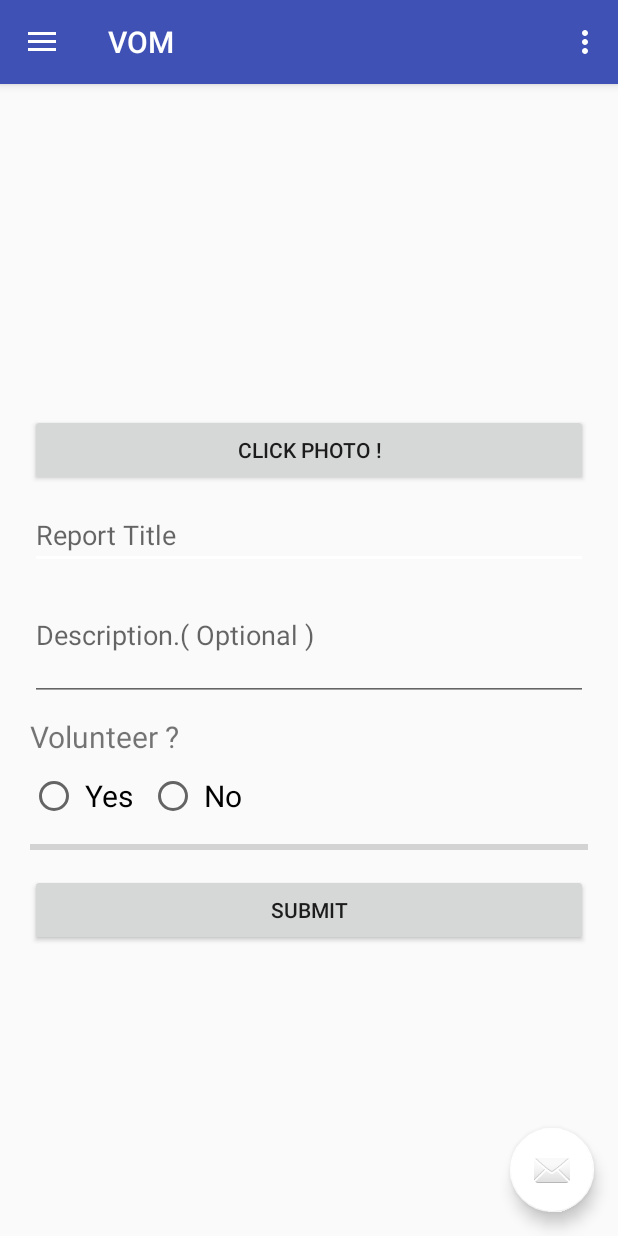
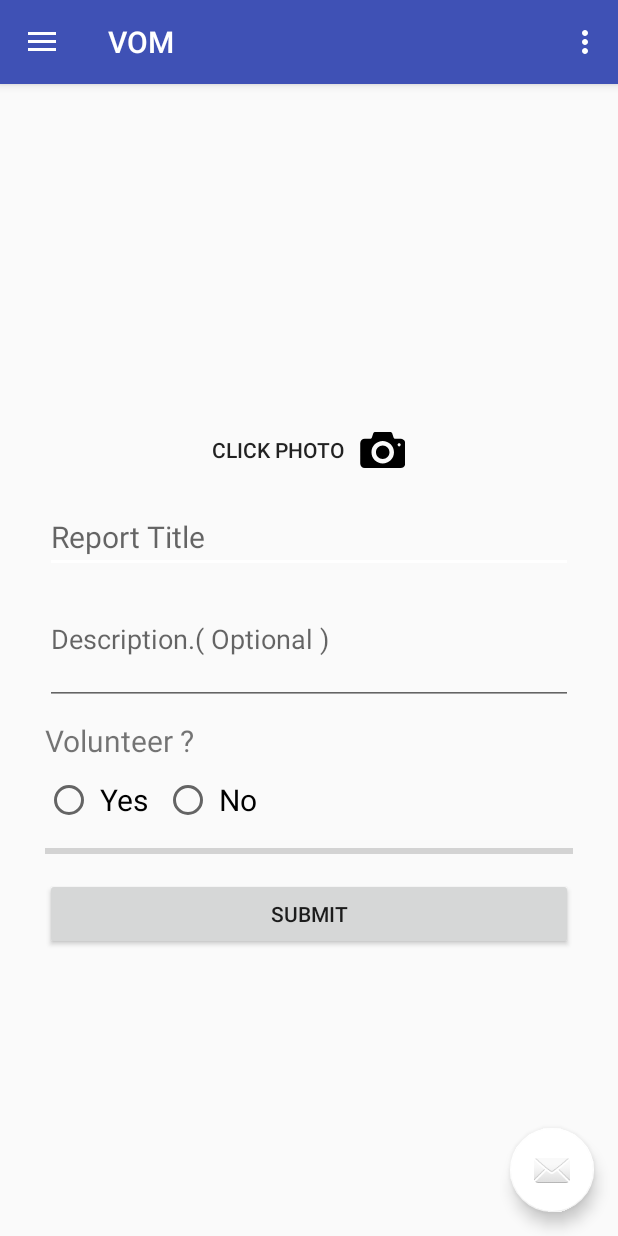
Before and after one commit to KJSCEhack/CodeZilla, an Android app: the screen it shows after launch once a user with an empty profile is signed in (MainActivity), in the side drawer, after a tap on "FAQ", on a phone screen of 412 x 824 dp. Run offline under Robolectric (Android 15) with nearby library versions, the phone set to English and light mode, and no system bars; our stand-ins replace Firebase (no records; nobody signed in at launch, a user with empty details on screens opened directly), Picasso; libraries missing offline, so code that uses them is left out: com.bugsee.library; pictures from the network do not load; 2 statements that could not run were skipped.

Commit message:
ui of other activities

```diff
--- /dev/null
+++ b/android/app/src/main/res/drawable/ic_photo_camera.xml
@@ -0,0 +1,4 @@
+<vector android:height="24dp" android:viewportHeight="80"
+    android:viewportWidth="100" android:width="30dp" xmlns:android="http://schemas.android.com/apk/res/android">
+    <path android:fillColor="#000" android:name="Forma 1" android:pathData="m50.5 30c-8.29 0 -15 6.72 -15 15c0 8.29 6.71 15 15 15c8.28 0 15 -6.71 15 -15c0 -8.28 -6.72 -15 -15 -15zm40 -15h-12c-1.65 0 -3.43 -1.28 -3.95 -2.85l-3.1 -9.31c-0.52 -1.56 -2.3 -2.84 -3.95 -2.84h-34c-1.65 0 -3.43 1.28 -3.95 2.85l-3.1 9.31c-0.52 1.56 -2.3 2.84 -3.95 2.84h-12c-5.5 0 -10 4.5 -10 10v45c0 5.5 4.5 10 10 10h80c5.5 0 10 -4.5 10 -10v-45c0 -5.5 -4.5 -10 -10 -10zm-40 55c-13.81 0 -25 -11.19 -25 -25c0 -13.81 11.19 -25 25 -25c13.8 0 25 11.19 25 25c0 13.81 -11.2 25 -25 25zm36.5 -38.01c-1.93 0 -3.5 -1.57 -3.5 -3.5c0 -1.93 1.57 -3.5 3.5 -3.5c1.93 0 3.5 1.57 3.5 3.5c0 1.93 -1.57 3.5 -3.5 3.5z"/>
+</vector>
--- a/android/app/src/main/res/layout/list_your_reports.xml
+++ b/android/app/src/main/res/layout/list_your_reports.xml
@@ -29,9 +29,10 @@
             android:layout_height="wrap_content">
             <TextView
                 android:id="@+id/category"
-                android:layout_width="wrap_content"
+                android:layout_width="match_parent"
                 android:layout_height="wrap_content"
-                android:text="Category"
+                android:text="Topic"
+                android:gravity="center"
                 android:textSize="20sp"/>
         </LinearLayout>
     </LinearLayout>
--- a/android/app/src/main/res/layout/locationreports.xml
+++ b/android/app/src/main/res/layout/locationreports.xml
@@ -11,8 +11,7 @@
         android:id="@+id/map"
         tools:context=".MapsActivity"
         android:name="com.google.android.gms.maps.SupportMapFragment" />
-    android:layout_height="wrap_content"
-    android:text="Location Reports"/>
+
 
     <android.support.v7.widget.RecyclerView
         android:id="@+id/location_reports_recyclerview"
--- a/android/app/src/main/res/layout/newreports.xml
+++ b/android/app/src/main/res/layout/newreports.xml
@@ -1,7 +1,9 @@
 <?xml version="1.0" encoding="utf-8"?>
 <ScrollView xmlns:android="http://schemas.android.com/apk/res/android"
     android:layout_width="match_parent"
-    android:layout_height="match_parent">
+    android:layout_height="match_parent"
+    android:layout_marginLeft="10dp"
+    android:layout_marginRight="10dp">
 
     <LinearLayout xmlns:android="http://schemas.android.com/apk/res/android"
         android:layout_width="match_parent"
@@ -16,16 +18,22 @@
             android:layout_height="200dp" />
         <Button
             android:id="@+id/browse_button"
-            android:layout_width="match_parent"
+            android:layout_width="wrap_content"
             android:layout_height="wrap_content"
-            android:text="Click Photo !" />
+            android:text="Click Photo"
+            style="@style/flatbutton"
+            android:gravity="center"
+            android:drawablePadding="10dp"
+            android:layout_gravity="center"
+            android:drawableRight="@drawable/ic_photo_camera"/>
 
         <EditText
             android:layout_marginTop="10dp"
             android:id="@+id/reportTitle"
             android:layout_width="match_parent"
             android:layout_height="wrap_content"
-            android:hint="Report Title" />
+            android:hint="Report Title"
+            android:textSize="20dp"/>
 
         <EditText
             android:id="@+id/reportDescription"
```
Also changed, not shown: android/app/src/main/res/layout/location_report_view.xml (deleted, +0 -73 lines).
